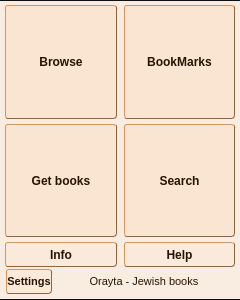
Qt form Mobile/mobileapp.ui (MosheWagner/Orayta-QT) before a commit.
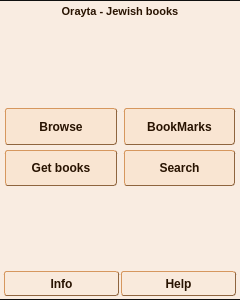
The same form after that commit. Icons and pictures are not drawn. Custom widgets are drawn as their Qt base class.

```diff
--- a/Mobile/mobileapp.ui
+++ b/Mobile/mobileapp.ui
@@ -548,7 +548,7 @@
         <bold>true</bold>
        </font>
       </property>
-      <layout class="QVBoxLayout" name="verticalLayout_12" stretch="0,0">
+      <layout class="QVBoxLayout" name="verticalLayout_12" stretch="0,0,0,0,0">
        <property name="spacing">
         <number>0</number>
        </property>
@@ -565,34 +565,65 @@
         <number>3</number>
        </property>
        <item>
-        <layout class="QGridLayout" name="gridLayout" rowstretch="0,0,0,0,0,0">
-         <property name="sizeConstraint">
-          <enum>QLayout::SetMaximumSize</enum>
+        <widget class="QLabel" name="intro_label">
+         <property name="sizePolicy">
+          <sizepolicy hsizetype="MinimumExpanding" vsizetype="Maximum">
+           <horstretch>0</horstretch>
+           <verstretch>0</verstretch>
+          </sizepolicy>
          </property>
-         <property name="leftMargin">
-          <number>1</number>
+         <property name="font">
+          <font>
+           <pointsize>8</pointsize>
+           <weight>75</weight>
+           <bold>true</bold>
+          </font>
          </property>
-         <property name="topMargin">
-          <number>1</number>
+         <property name="text">
+          <string>Orayta - Jewish books</string>
          </property>
-         <property name="rightMargin">
-          <number>1</number>
+         <property name="alignment">
+          <set>Qt::AlignCenter</set>
          </property>
-         <property name="bottomMargin">
-          <number>1</number>
+         <property name="margin">
+          <number>2</number>
          </property>
-         <property name="spacing">
-          <number>5</number>
+        </widget>
+       </item>
+       <item>
+        <spacer name="verticalSpacer_7">
+         <property name="orientation">
+          <enum>Qt::Vertical</enum>
          </property>
-         <item row="4" column="2">
-          <layout class="QVBoxLayout" name="verticalLayout_30">
-           <property name="spacing">
-            <number>0</number>
-           </property>
+         <property name="sizeHint" stdset="0">
+          <size>
+           <width>20</width>
+           <height>40</height>
+          </size>
+         </property>
+        </spacer>
+       </item>
+       <item>
+        <layout class="QGridLayout" name="gridLayout" rowstretch="0,0,0,0,0">
            <property name="sizeConstraint">
             <enum>QLayout::SetMinimumSize</enum>
            </property>
-           <item>
+         <property name="leftMargin">
+          <number>1</number>
+         </property>
+         <property name="topMargin">
+          <number>5</number>
+         </property>
+         <property name="rightMargin">
+          <number>1</number>
+         </property>
+         <property name="bottomMargin">
+          <number>1</number>
+         </property>
+         <property name="spacing">
+          <number>5</number>
+         </property>
+         <item row="3" column="2">
             <widget class="QToolButton" name="searchBTN">
              <property name="sizePolicy">
               <sizepolicy hsizetype="Fixed" vsizetype="MinimumExpanding">
@@ -646,17 +677,67 @@
              </property>
             </widget>
            </item>
-          </layout>
+         <item row="3" column="0">
+          <widget class="QToolButton" name="getbooksBTN">
+           <property name="sizePolicy">
+            <sizepolicy hsizetype="Fixed" vsizetype="MinimumExpanding">
+             <horstretch>0</horstretch>
+             <verstretch>0</verstretch>
+            </sizepolicy>
+           </property>
+           <property name="minimumSize">
+            <size>
+             <width>27</width>
+             <height>25</height>
+            </size>
+           </property>
+           <property name="maximumSize">
+            <size>
+             <width>1000</width>
+             <height>16777215</height>
+            </size>
+           </property>
+           <property name="baseSize">
+            <size>
+             <width>110</width>
+             <height>90</height>
+            </size>
+           </property>
+           <property name="font">
+            <font>
+             <weight>75</weight>
+             <italic>false</italic>
+             <bold>true</bold>
+            </font>
+           </property>
+           <property name="autoFillBackground">
+            <bool>false</bool>
+           </property>
+           <property name="text">
+            <string>Get books</string>
+           </property>
+           <property name="icon">
+            <iconset resource="mobile.qrc">
+             <normaloff>:/flat-icons/download.png</normaloff>:/flat-icons/download.png</iconset>
+           </property>
+           <property name="iconSize">
+            <size>
+             <width>80</width>
+             <height>80</height>
+            </size>
+           </property>
+           <property name="checkable">
+            <bool>false</bool>
+           </property>
+           <property name="toolButtonStyle">
+            <enum>Qt::ToolButtonTextUnderIcon</enum>
+           </property>
+           <property name="autoRaise">
+            <bool>false</bool>
+           </property>
+          </widget>
          </item>
          <item row="1" column="2">
-          <layout class="QVBoxLayout" name="verticalLayout_34">
-           <property name="spacing">
-            <number>0</number>
-           </property>
-           <property name="sizeConstraint">
-            <enum>QLayout::SetMinimumSize</enum>
-           </property>
-           <item>
             <widget class="QToolButton" name="bookMarksBTN">
              <property name="sizePolicy">
               <sizepolicy hsizetype="Fixed" vsizetype="MinimumExpanding">
@@ -713,17 +794,7 @@
              </property>
             </widget>
            </item>
-          </layout>
-         </item>
          <item row="1" column="0">
-          <layout class="QVBoxLayout" name="verticalLayout_33">
-           <property name="spacing">
-            <number>0</number>
-           </property>
-           <property name="sizeConstraint">
-            <enum>QLayout::SetMinimumSize</enum>
-           </property>
-           <item>
             <widget class="QToolButton" name="openBTN">
              <property name="sizePolicy">
               <sizepolicy hsizetype="Fixed" vsizetype="MinimumExpanding">
@@ -782,84 +853,24 @@
            </item>
           </layout>
          </item>
-         <item row="4" column="0">
-          <layout class="QVBoxLayout" name="verticalLayout_31">
-           <property name="spacing">
-            <number>0</number>
-           </property>
-           <property name="sizeConstraint">
-            <enum>QLayout::SetMinimumSize</enum>
-           </property>
            <item>
-            <widget class="QToolButton" name="getbooksBTN">
-             <property name="sizePolicy">
-              <sizepolicy hsizetype="Fixed" vsizetype="MinimumExpanding">
-               <horstretch>0</horstretch>
-               <verstretch>0</verstretch>
-              </sizepolicy>
-             </property>
-             <property name="minimumSize">
+        <spacer name="verticalSpacer_4">
+         <property name="orientation">
+          <enum>Qt::Vertical</enum>
+         </property>
+         <property name="sizeHint" stdset="0">
               <size>
-               <width>27</width>
-               <height>25</height>
-              </size>
-             </property>
-             <property name="maximumSize">
-              <size>
-               <width>1000</width>
-               <height>16777215</height>
-              </size>
-             </property>
-             <property name="baseSize">
-              <size>
-               <width>110</width>
-               <height>90</height>
-              </size>
-             </property>
-             <property name="font">
-              <font>
-               <weight>75</weight>
-               <italic>false</italic>
-               <bold>true</bold>
-              </font>
-             </property>
-             <property name="autoFillBackground">
-              <bool>false</bool>
-             </property>
-             <property name="text">
-              <string>Get books</string>
-             </property>
-             <property name="icon">
-              <iconset resource="mobile.qrc">
-               <normaloff>:/flat-icons/download.png</normaloff>:/flat-icons/download.png</iconset>
-             </property>
-             <property name="iconSize">
-              <size>
-               <width>80</width>
-               <height>80</height>
-              </size>
-             </property>
-             <property name="checkable">
-              <bool>false</bool>
-             </property>
-             <property name="toolButtonStyle">
-              <enum>Qt::ToolButtonTextUnderIcon</enum>
-             </property>
-             <property name="autoRaise">
-              <bool>false</bool>
-             </property>
-            </widget>
-           </item>
-          </layout>
-         </item>
-         <item row="5" column="0">
-          <layout class="QVBoxLayout" name="verticalLayout_35">
-           <property name="spacing">
+           <width>20</width>
+           <height>40</height>
+          </size>
+         </property>
+        </spacer>
+       </item>
+       <item>
+        <layout class="QHBoxLayout" name="horizontalLayout_13">
+         <property name="topMargin">
             <number>0</number>
            </property>
-           <property name="sizeConstraint">
-            <enum>QLayout::SetMinimumSize</enum>
-           </property>
            <item>
             <widget class="QPushButton" name="aboutBTN">
              <property name="sizePolicy">
@@ -911,16 +922,6 @@
              </property>
             </widget>
            </item>
-          </layout>
-         </item>
-         <item row="5" column="2">
-          <layout class="QVBoxLayout" name="verticalLayout_32">
-           <property name="spacing">
-            <number>0</number>
-           </property>
-           <property name="sizeConstraint">
-            <enum>QLayout::SetMinimumSize</enum>
-           </property>
            <item>
             <widget class="QPushButton" name="helpBTN">
              <property name="sizePolicy">
@@ -969,108 +970,6 @@
                <width>20</width>
                <height>20</height>
               </size>
-             </property>
-            </widget>
-           </item>
-          </layout>
-         </item>
-        </layout>
-       </item>
-       <item>
-        <layout class="QHBoxLayout" name="horizontalLayout_12">
-         <property name="spacing">
-          <number>0</number>
-         </property>
-         <property name="sizeConstraint">
-          <enum>QLayout::SetDefaultConstraint</enum>
-         </property>
-         <property name="leftMargin">
-          <number>2</number>
-         </property>
-         <property name="topMargin">
-          <number>1</number>
-         </property>
-         <property name="rightMargin">
-          <number>2</number>
-         </property>
-         <property name="bottomMargin">
-          <number>2</number>
-         </property>
-         <item>
-          <widget class="QPushButton" name="settingsBTN">
-           <property name="sizePolicy">
-            <sizepolicy hsizetype="Fixed" vsizetype="Fixed">
-             <horstretch>0</horstretch>
-             <verstretch>0</verstretch>
-            </sizepolicy>
-           </property>
-           <property name="minimumSize">
-            <size>
-             <width>27</width>
-             <height>25</height>
-            </size>
-           </property>
-           <property name="maximumSize">
-            <size>
-             <width>1000</width>
-             <height>30</height>
-            </size>
-           </property>
-           <property name="baseSize">
-            <size>
-             <width>80</width>
-             <height>20</height>
-            </size>
-           </property>
-           <property name="font">
-            <font>
-             <pointsize>8</pointsize>
-             <weight>75</weight>
-             <italic>false</italic>
-             <bold>true</bold>
-            </font>
-           </property>
-           <property name="autoFillBackground">
-            <bool>false</bool>
-           </property>
-           <property name="text">
-            <string>Settings</string>
-           </property>
-           <property name="icon">
-            <iconset resource="mobile.qrc">
-             <normaloff>:/flat-icons/settings.png</normaloff>:/flat-icons/settings.png</iconset>
-           </property>
-           <property name="iconSize">
-            <size>
-             <width>20</width>
-             <height>20</height>
-            </size>
-           </property>
-          </widget>
-         </item>
-         <item>
-          <widget class="QLabel" name="intro_label">
-           <property name="sizePolicy">
-            <sizepolicy hsizetype="MinimumExpanding" vsizetype="Maximum">
-             <horstretch>0</horstretch>
-             <verstretch>0</verstretch>
-            </sizepolicy>
-           </property>
-           <property name="font">
-            <font>
-             <pointsize>8</pointsize>
-             <weight>50</weight>
-             <bold>false</bold>
-            </font>
-           </property>
-           <property name="text">
-            <string>Orayta - Jewish books</string>
-           </property>
-           <property name="alignment">
-            <set>Qt::AlignCenter</set>
-           </property>
-           <property name="margin">
-            <number>2</number>
            </property>
           </widget>
          </item>
```
Lines whose indentation alone changed are shown as unchanged.
